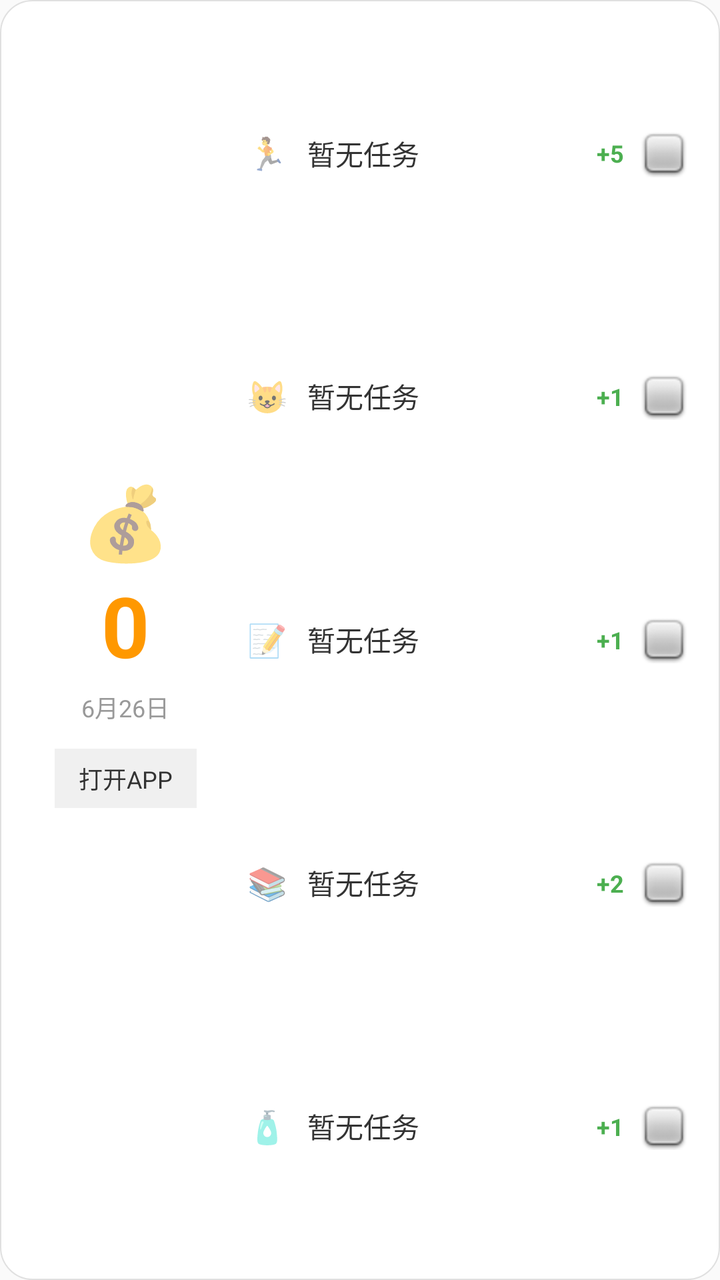
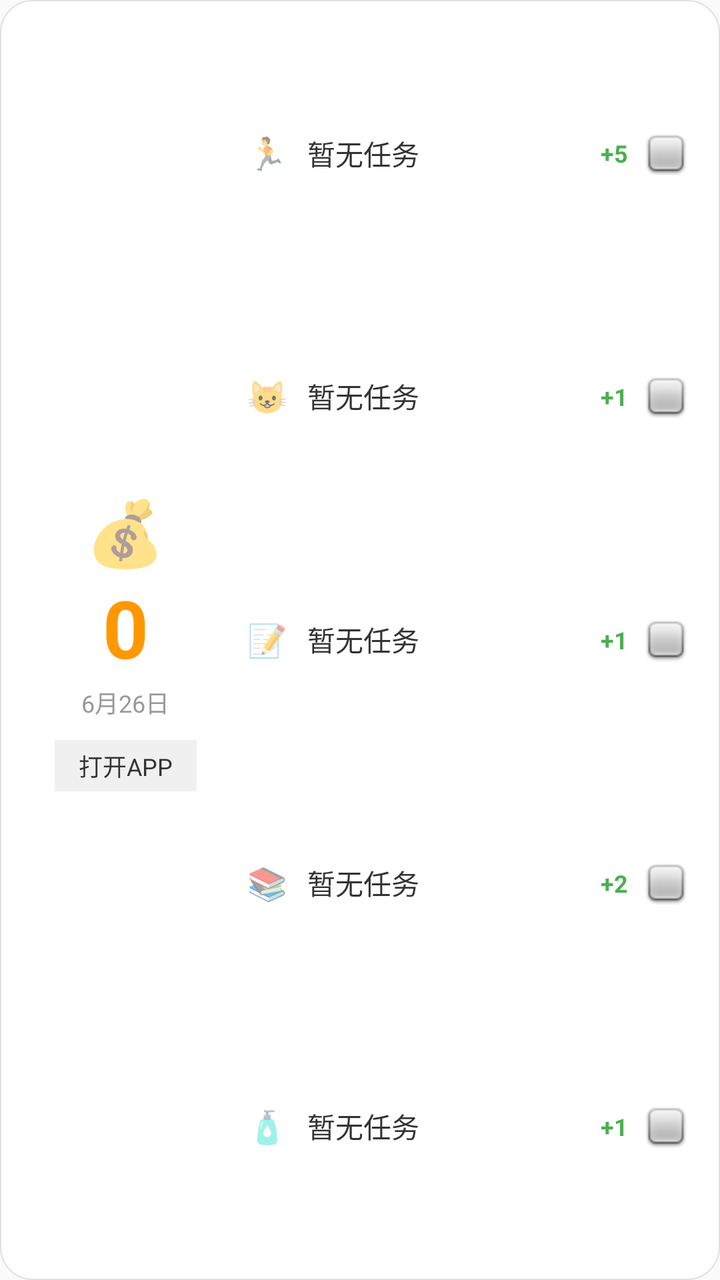

Screens rendered from an Android XML layout before and after an edit, with the pre-edit source and the edit as a unified diff.
<!-- AndroidManifest.xml: application theme Theme.AppCompat.Light.NoActionBar -->
<!-- res/layout/widget_health_card.xml -->
<?xml version="1.0" encoding="utf-8"?>
<LinearLayout xmlns:android="http://schemas.android.com/apk/res/android"
    android:layout_width="match_parent"
    android:layout_height="match_parent"
    android:background="@drawable/widget_bg" 
    android:orientation="horizontal"
    android:padding="16dp">

    
    <LinearLayout
        android:layout_width="0dp"
        android:layout_height="match_parent"
        android:layout_weight="1"
        android:gravity="center"
        android:orientation="vertical">

        <TextView
            android:layout_width="wrap_content"
            android:layout_height="wrap_content"
            android:text="💰"
            android:textSize="36sp" />

        <TextView
            android:id="@+id/tv_money"
            android:layout_width="wrap_content"
            android:layout_height="wrap_content"
            android:text="0"
            android:textColor="#FF9800"
            android:textSize="42sp"
            android:textStyle="bold" />

        <TextView
            android:id="@+id/tv_date"
            android:layout_width="wrap_content"
            android:layout_height="wrap_content"
            android:layout_marginTop="4dp"
            android:text="6月26日"
            android:textColor="#999999"
            android:textSize="12sp" />

        
        <TextView
            android:id="@+id/tv_open_app"
            android:layout_width="wrap_content"
            android:layout_height="wrap_content"
            android:layout_marginTop="12dp"
            android:background="#F0F0F0"
            android:paddingHorizontal="12dp"
            android:paddingVertical="6dp"
            android:text="打开APP"
            android:textColor="#333333"
            android:textSize="12sp" />

    </LinearLayout>

    
    <LinearLayout
        android:layout_width="0dp"
        android:layout_height="match_parent"
        android:layout_weight="2.5"
        android:orientation="vertical"
        android:paddingLeft="12dp">

        
        <LinearLayout android:id="@+id/row_0" android:layout_width="match_parent" android:layout_height="0dp" android:layout_weight="1" android:gravity="center_vertical" android:orientation="horizontal">
            <TextView android:id="@+id/icon_0" android:layout_width="24dp" android:layout_height="wrap_content" android:gravity="center" android:textSize="16sp" android:text="🏃" />
            <TextView android:id="@+id/text_0" android:layout_width="0dp" android:layout_height="wrap_content" android:layout_weight="1" android:layout_marginLeft="8dp" android:ellipsize="end" android:singleLine="true" android:text="暂无任务" android:textColor="#333333" android:textSize="14sp" />
            <TextView android:id="@+id/score_0" android:layout_width="wrap_content" android:layout_height="wrap_content" android:text="+5" android:textColor="#4CAF50" android:textSize="12sp" android:textStyle="bold" />
            <ImageView android:id="@+id/btn_0" android:layout_width="24dp" android:layout_height="24dp" android:layout_marginLeft="8dp" android:src="@android:drawable/checkbox_off_background" />
        </LinearLayout>

        
        <LinearLayout android:id="@+id/row_1" android:layout_width="match_parent" android:layout_height="0dp" android:layout_weight="1" android:gravity="center_vertical" android:orientation="horizontal">
            <TextView android:id="@+id/icon_1" android:layout_width="24dp" android:layout_height="wrap_content" android:gravity="center" android:textSize="16sp" android:text="😺" />
            <TextView android:id="@+id/text_1" android:layout_width="0dp" android:layout_height="wrap_content" android:layout_weight="1" android:layout_marginLeft="8dp" android:ellipsize="end" android:singleLine="true" android:text="暂无任务" android:textColor="#333333" android:textSize="14sp" />
            <TextView android:id="@+id/score_1" android:layout_width="wrap_content" android:layout_height="wrap_content" android:text="+1" android:textColor="#4CAF50" android:textSize="12sp" android:textStyle="bold" />
            <ImageView android:id="@+id/btn_1" android:layout_width="24dp" android:layout_height="24dp" android:layout_marginLeft="8dp" android:src="@android:drawable/checkbox_off_background" />
        </LinearLayout>

        
        <LinearLayout android:id="@+id/row_2" android:layout_width="match_parent" android:layout_height="0dp" android:layout_weight="1" android:gravity="center_vertical" android:orientation="horizontal">
            <TextView android:id="@+id/icon_2" android:layout_width="24dp" android:layout_height="wrap_content" android:gravity="center" android:textSize="16sp" android:text="📝" />
            <TextView android:id="@+id/text_2" android:layout_width="0dp" android:layout_height="wrap_content" android:layout_weight="1" android:layout_marginLeft="8dp" android:ellipsize="end" android:singleLine="true" android:text="暂无任务" android:textColor="#333333" android:textSize="14sp" />
            <TextView android:id="@+id/score_2" android:layout_width="wrap_content" android:layout_height="wrap_content" android:text="+1" android:textColor="#4CAF50" android:textSize="12sp" android:textStyle="bold" />
            <ImageView android:id="@+id/btn_2" android:layout_width="24dp" android:layout_height="24dp" android:layout_marginLeft="8dp" android:src="@android:drawable/checkbox_off_background" />
        </LinearLayout>

        
        <LinearLayout android:id="@+id/row_3" android:layout_width="match_parent" android:layout_height="0dp" android:layout_weight="1" android:gravity="center_vertical" android:orientation="horizontal">
            <TextView android:id="@+id/icon_3" android:layout_width="24dp" android:layout_height="wrap_content" android:gravity="center" android:textSize="16sp" android:text="📚" />
            <TextView android:id="@+id/text_3" android:layout_width="0dp" android:layout_height="wrap_content" android:layout_weight="1" android:layout_marginLeft="8dp" android:ellipsize="end" android:singleLine="true" android:text="暂无任务" android:textColor="#333333" android:textSize="14sp" />
            <TextView android:id="@+id/score_3" android:layout_width="wrap_content" android:layout_height="wrap_content" android:text="+2" android:textColor="#4CAF50" android:textSize="12sp" android:textStyle="bold" />
            <ImageView android:id="@+id/btn_3" android:layout_width="24dp" android:layout_height="24dp" android:layout_marginLeft="8dp" android:src="@android:drawable/checkbox_off_background" />
        </LinearLayout>

        
        <LinearLayout android:id="@+id/row_4" android:layout_width="match_parent" android:layout_height="0dp" android:layout_weight="1" android:gravity="center_vertical" android:orientation="horizontal">
            <TextView android:id="@+id/icon_4" android:layout_width="24dp" android:layout_height="wrap_content" android:gravity="center" android:textSize="16sp" android:text="🧴" />
            <TextView android:id="@+id/text_4" android:layout_width="0dp" android:layout_height="wrap_content" android:layout_weight="1" android:layout_marginLeft="8dp" android:ellipsize="end" android:singleLine="true" android:text="暂无任务" android:textColor="#333333" android:textSize="14sp" />
            <TextView android:id="@+id/score_4" android:layout_width="wrap_content" android:layout_height="wrap_content" android:text="+1" android:textColor="#4CAF50" android:textSize="12sp" android:textStyle="bold" />
            <ImageView android:id="@+id/btn_4" android:layout_width="24dp" android:layout_height="24dp" android:layout_marginLeft="8dp" android:src="@android:drawable/checkbox_off_background" />
        </LinearLayout>

    </LinearLayout>
</LinearLayout>
<!-- resources referenced by this layout -->
<resources>
  <!-- drawable widget_bg (drawable) -->
  <?xml version="1.0" encoding="utf-8"?>
  <shape xmlns:android="http://schemas.android.com/apk/res/android">
      <solid android:color="#FFFFFF" /> 
      <corners android:radius="16dp" /> 
      <stroke android:width="0.5dp" android:color="#E0E0E0"/> 
  </shape>
</resources>

<!-- the commit's change to res/layout/widget_health_card.xml (unified diff, before → after) -->
@@ -2,7 +2,7 @@
 <LinearLayout xmlns:android="http://schemas.android.com/apk/res/android"
     android:layout_width="match_parent"
     android:layout_height="match_parent"
-    android:background="@drawable/widget_bg" 
+    android:background="@drawable/widget_bg"
     android:orientation="horizontal"
     android:padding="16dp">
 
@@ -18,7 +18,7 @@
             android:layout_width="wrap_content"
             android:layout_height="wrap_content"
             android:text="💰"
-            android:textSize="36sp" />
+            android:textSize="32sp" />
 
         <TextView
             android:id="@+id/tv_money"
@@ -26,14 +26,14 @@
             android:layout_height="wrap_content"
             android:text="0"
             android:textColor="#FF9800"
-            android:textSize="42sp"
+            android:textSize="40sp"
             android:textStyle="bold" />
 
         <TextView
             android:id="@+id/tv_date"
             android:layout_width="wrap_content"
             android:layout_height="wrap_content"
-            android:layout_marginTop="4dp"
+            android:layout_marginTop="2dp"
             android:text="6月26日"
             android:textColor="#999999"
             android:textSize="12sp" />
@@ -43,14 +43,15 @@
             android:id="@+id/tv_open_app"
             android:layout_width="wrap_content"
             android:layout_height="wrap_content"
-            android:layout_marginTop="12dp"
+            android:layout_marginTop="10dp"
             android:background="#F0F0F0"
-            android:paddingHorizontal="12dp"
-            android:paddingVertical="6dp"
+            android:paddingLeft="12dp"
+            android:paddingTop="4dp"
+            android:paddingRight="12dp"
+            android:paddingBottom="4dp"
             android:text="打开APP"
             android:textColor="#333333"
             android:textSize="12sp" />
-
     </LinearLayout>
 
     
@@ -66,7 +67,7 @@
             <TextView android:id="@+id/icon_0" android:layout_width="24dp" android:layout_height="wrap_content" android:gravity="center" android:textSize="16sp" android:text="🏃" />
             <TextView android:id="@+id/text_0" android:layout_width="0dp" android:layout_height="wrap_content" android:layout_weight="1" android:layout_marginLeft="8dp" android:ellipsize="end" android:singleLine="true" android:text="暂无任务" android:textColor="#333333" android:textSize="14sp" />
             <TextView android:id="@+id/score_0" android:layout_width="wrap_content" android:layout_height="wrap_content" android:text="+5" android:textColor="#4CAF50" android:textSize="12sp" android:textStyle="bold" />
-            <ImageView android:id="@+id/btn_0" android:layout_width="24dp" android:layout_height="24dp" android:layout_marginLeft="8dp" android:src="@android:drawable/checkbox_off_background" />
+            <ImageView android:id="@+id/btn_0" android:layout_width="22dp" android:layout_height="22dp" android:layout_marginLeft="8dp" android:src="@android:drawable/checkbox_off_background" />
         </LinearLayout>
 
         
@@ -74,7 +75,7 @@
             <TextView android:id="@+id/icon_1" android:layout_width="24dp" android:layout_height="wrap_content" android:gravity="center" android:textSize="16sp" android:text="😺" />
             <TextView android:id="@+id/text_1" android:layout_width="0dp" android:layout_height="wrap_content" android:layout_weight="1" android:layout_marginLeft="8dp" android:ellipsize="end" android:singleLine="true" android:text="暂无任务" android:textColor="#333333" android:textSize="14sp" />
             <TextView android:id="@+id/score_1" android:layout_width="wrap_content" android:layout_height="wrap_content" android:text="+1" android:textColor="#4CAF50" android:textSize="12sp" android:textStyle="bold" />
-            <ImageView android:id="@+id/btn_1" android:layout_width="24dp" android:layout_height="24dp" android:layout_marginLeft="8dp" android:src="@android:drawable/checkbox_off_background" />
+            <ImageView android:id="@+id/btn_1" android:layout_width="22dp" android:layout_height="22dp" android:layout_marginLeft="8dp" android:src="@android:drawable/checkbox_off_background" />
         </LinearLayout>
 
         
@@ -82,7 +83,7 @@
             <TextView android:id="@+id/icon_2" android:layout_width="24dp" android:layout_height="wrap_content" android:gravity="center" android:textSize="16sp" android:text="📝" />
             <TextView android:id="@+id/text_2" android:layout_width="0dp" android:layout_height="wrap_content" android:layout_weight="1" android:layout_marginLeft="8dp" android:ellipsize="end" android:singleLine="true" android:text="暂无任务" android:textColor="#333333" android:textSize="14sp" />
             <TextView android:id="@+id/score_2" android:layout_width="wrap_content" android:layout_height="wrap_content" android:text="+1" android:textColor="#4CAF50" android:textSize="12sp" android:textStyle="bold" />
-            <ImageView android:id="@+id/btn_2" android:layout_width="24dp" android:layout_height="24dp" android:layout_marginLeft="8dp" android:src="@android:drawable/checkbox_off_background" />
+            <ImageView android:id="@+id/btn_2" android:layout_width="22dp" android:layout_height="22dp" android:layout_marginLeft="8dp" android:src="@android:drawable/checkbox_off_background" />
         </LinearLayout>
 
         
@@ -90,7 +91,7 @@
             <TextView android:id="@+id/icon_3" android:layout_width="24dp" android:layout_height="wrap_content" android:gravity="center" android:textSize="16sp" android:text="📚" />
             <TextView android:id="@+id/text_3" android:layout_width="0dp" android:layout_height="wrap_content" android:layout_weight="1" android:layout_marginLeft="8dp" android:ellipsize="end" android:singleLine="true" android:text="暂无任务" android:textColor="#333333" android:textSize="14sp" />
             <TextView android:id="@+id/score_3" android:layout_width="wrap_content" android:layout_height="wrap_content" android:text="+2" android:textColor="#4CAF50" android:textSize="12sp" android:textStyle="bold" />
-            <ImageView android:id="@+id/btn_3" android:layout_width="24dp" android:layout_height="24dp" android:layout_marginLeft="8dp" android:src="@android:drawable/checkbox_off_background" />
+            <ImageView android:id="@+id/btn_3" android:layout_width="22dp" android:layout_height="22dp" android:layout_marginLeft="8dp" android:src="@android:drawable/checkbox_off_background" />
         </LinearLayout>
 
         
@@ -98,7 +99,7 @@
             <TextView android:id="@+id/icon_4" android:layout_width="24dp" android:layout_height="wrap_content" android:gravity="center" android:textSize="16sp" android:text="🧴" />
             <TextView android:id="@+id/text_4" android:layout_width="0dp" android:layout_height="wrap_content" android:layout_weight="1" android:layout_marginLeft="8dp" android:ellipsize="end" android:singleLine="true" android:text="暂无任务" android:textColor="#333333" android:textSize="14sp" />
             <TextView android:id="@+id/score_4" android:layout_width="wrap_content" android:layout_height="wrap_content" android:text="+1" android:textColor="#4CAF50" android:textSize="12sp" android:textStyle="bold" />
-            <ImageView android:id="@+id/btn_4" android:layout_width="24dp" android:layout_height="24dp" android:layout_marginLeft="8dp" android:src="@android:drawable/checkbox_off_background" />
+            <ImageView android:id="@+id/btn_4" android:layout_width="22dp" android:layout_height="22dp" android:layout_marginLeft="8dp" android:src="@android:drawable/checkbox_off_background" />
         </LinearLayout>
 
     </LinearLayout>
